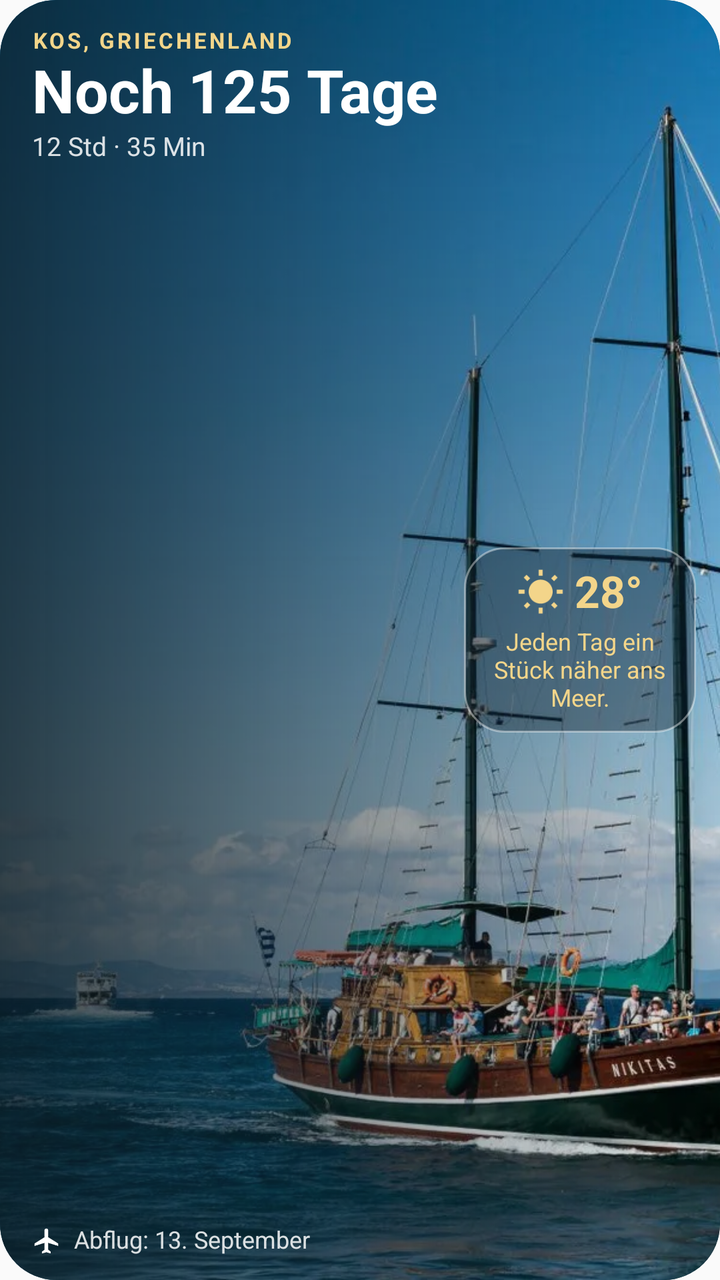
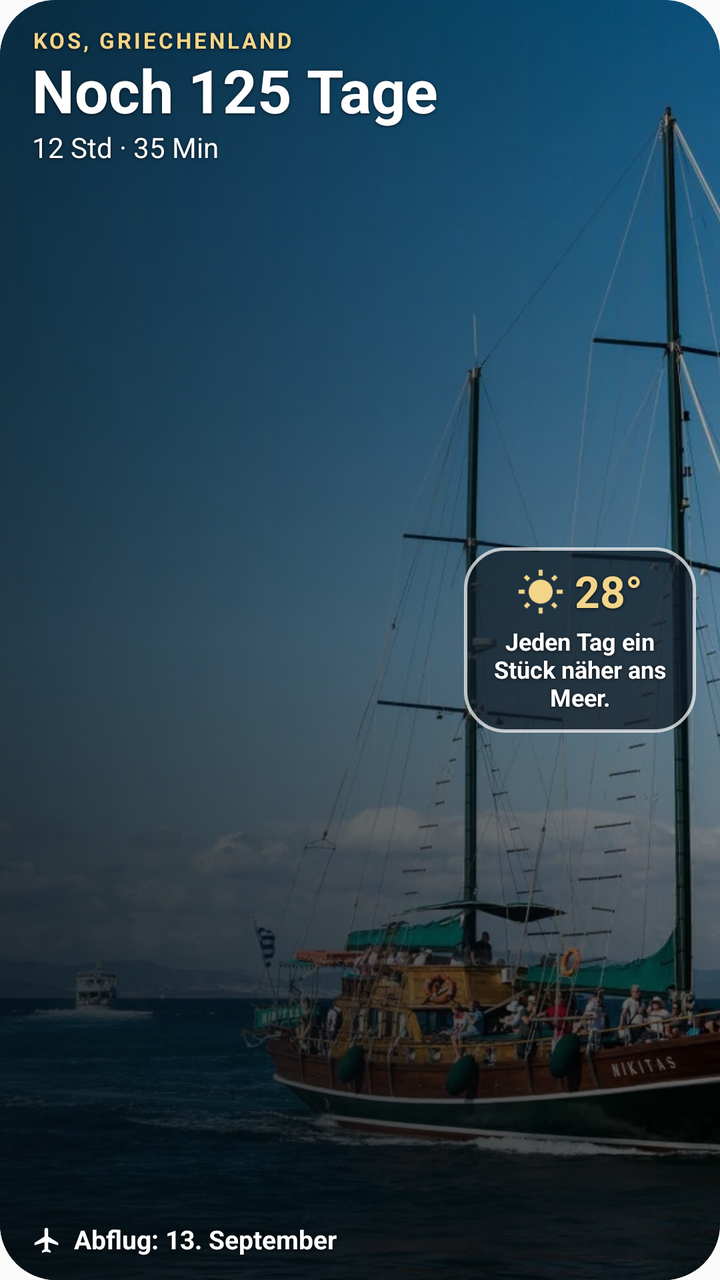

Compare the two renders of this Android layout. The source of the first and the diff that turns it into the second are given below.
<!-- AndroidManifest.xml: application theme Theme.KosWidget -->
<!-- res/layout/kos_widget_glass.xml -->
<?xml version="1.0" encoding="utf-8"?>
<FrameLayout xmlns:android="http://schemas.android.com/apk/res/android"
    android:id="@+id/widget_root"
    android:layout_width="match_parent"
    android:layout_height="match_parent"
    android:background="@drawable/widget_dark_background"
    android:clipToOutline="true">

    <ImageView
        android:id="@+id/widget_background_image"
        android:layout_width="match_parent"
        android:layout_height="match_parent"
        android:contentDescription="@string/widget_background_description"
        android:scaleType="centerCrop"
        android:src="@drawable/kos_rot_11" />

    <ImageView
        android:layout_width="match_parent"
        android:layout_height="match_parent"
        android:importantForAccessibility="no"
        android:scaleType="fitXY"
        android:src="@drawable/widget_side_scrim" />

    
    <LinearLayout
        android:id="@+id/widget_countdown_content"
        android:layout_width="match_parent"
        android:layout_height="match_parent"
        android:layout_marginRight="128dp"
        android:orientation="vertical"
        android:paddingLeft="16dp"
        android:paddingTop="14dp"
        android:paddingBottom="12dp">

        <TextView
            android:layout_width="wrap_content"
            android:layout_height="wrap_content"
            android:includeFontPadding="false"
            android:letterSpacing="0.12"
            android:maxLines="1"
            android:text="@string/widget_glass_place"
            android:textAllCaps="true"
            android:textColor="@color/widget_gold"
            android:textSize="11sp"
            android:textStyle="bold" />

        <TextView
            android:id="@+id/widget_days_headline"
            android:layout_width="match_parent"
            android:layout_height="wrap_content"
            android:layout_marginTop="2dp"
            android:autoSizeMaxTextSize="30sp"
            android:autoSizeMinTextSize="18sp"
            android:autoSizeStepGranularity="1sp"
            android:autoSizeTextType="uniform"
            android:includeFontPadding="false"
            android:maxLines="1"
            android:text="Noch 125 Tage"
            android:textColor="@color/widget_on_photo"
            android:textSize="30sp"
            android:textStyle="bold" />

        <TextView
            android:id="@+id/widget_hm_text"
            android:layout_width="wrap_content"
            android:layout_height="wrap_content"
            android:layout_marginTop="2dp"
            android:includeFontPadding="false"
            android:maxLines="1"
            android:text="12 Std · 35 Min"
            android:textColor="@color/widget_on_photo_soft"
            android:textSize="13sp" />

        <FrameLayout
            android:layout_width="match_parent"
            android:layout_height="0dp"
            android:layout_weight="1" />

        <LinearLayout
            android:layout_width="wrap_content"
            android:layout_height="wrap_content"
            android:gravity="center_vertical"
            android:orientation="horizontal">

            <ImageView
                android:layout_width="15dp"
                android:layout_height="15dp"
                android:layout_marginRight="6dp"
                android:importantForAccessibility="no"
                android:src="@drawable/ic_plane"
                android:tint="@color/widget_on_photo_soft" />

            <TextView
                android:id="@+id/widget_glass_departure"
                android:layout_width="wrap_content"
                android:layout_height="wrap_content"
                android:includeFontPadding="false"
                android:maxLines="1"
                android:text="Abflug: 13. September"
                android:textColor="@color/widget_on_photo_soft"
                android:textSize="12sp" />
        </LinearLayout>
    </LinearLayout>

    <LinearLayout
        android:id="@+id/widget_message_content"
        android:layout_width="match_parent"
        android:layout_height="match_parent"
        android:gravity="bottom"
        android:orientation="vertical"
        android:paddingLeft="16dp"
        android:paddingRight="16dp"
        android:paddingBottom="14dp"
        android:visibility="gone">

        <TextView
            android:id="@+id/widget_arrival_message"
            android:layout_width="match_parent"
            android:layout_height="wrap_content"
            android:autoSizeMaxTextSize="27sp"
            android:autoSizeMinTextSize="18sp"
            android:autoSizeStepGranularity="1sp"
            android:autoSizeTextType="uniform"
            android:includeFontPadding="false"
            android:maxLines="2"
            android:text="@string/widget_arrival_message"
            android:textColor="@color/widget_on_photo"
            android:textSize="27sp"
            android:textStyle="bold" />

        <TextView
            android:id="@+id/widget_vacation_subtitle"
            android:layout_width="match_parent"
            android:layout_height="wrap_content"
            android:layout_marginTop="4dp"
            android:includeFontPadding="false"
            android:maxLines="2"
            android:text="@string/widget_vacation_line2"
            android:textColor="@color/widget_on_photo_soft"
            android:textSize="15sp"
            android:visibility="gone" />
    </LinearLayout>

    
    <LinearLayout
        android:id="@+id/widget_weather_pill"
        android:layout_width="116dp"
        android:layout_height="wrap_content"
        android:layout_gravity="center_vertical|right"
        android:layout_marginRight="12dp"
        android:background="@drawable/widget_glass_panel"
        android:gravity="center_horizontal"
        android:orientation="vertical"
        android:paddingLeft="8dp"
        android:paddingTop="10dp"
        android:paddingRight="8dp"
        android:paddingBottom="10dp">

        <LinearLayout
            android:layout_width="wrap_content"
            android:layout_height="wrap_content"
            android:gravity="center_vertical"
            android:orientation="horizontal">

            <ImageView
                android:id="@+id/widget_weather_icon"
                android:layout_width="24dp"
                android:layout_height="24dp"
                android:layout_marginRight="5dp"
                android:contentDescription="@string/widget_weather_description"
                android:src="@drawable/ic_sun"
                android:tint="@color/widget_gold" />

            <TextView
                android:id="@+id/widget_weather_temp"
                android:layout_width="wrap_content"
                android:layout_height="wrap_content"
                android:includeFontPadding="false"
                android:text="@string/widget_weather_temp"
                android:textColor="@color/widget_gold"
                android:textSize="22sp"
                android:textStyle="bold" />
        </LinearLayout>

        <LinearLayout
            android:id="@+id/widget_phrase_container"
            android:layout_width="match_parent"
            android:layout_height="wrap_content"
            android:layout_marginTop="5dp"
            android:orientation="vertical">

            <TextView
                android:id="@+id/widget_phrase_value"
                android:layout_width="match_parent"
                android:layout_height="wrap_content"
                android:autoSizeMaxTextSize="12sp"
                android:autoSizeMinTextSize="9sp"
                android:autoSizeStepGranularity="1sp"
                android:autoSizeTextType="uniform"
                android:gravity="center_horizontal"
                android:includeFontPadding="false"
                android:maxLines="3"
                android:text="@string/widget_phrase"
                android:textColor="@color/widget_gold"
                android:textSize="12sp" />
        </LinearLayout>
    </LinearLayout>
</FrameLayout>
<!-- resources referenced by this layout -->
<resources>
  <color name="widget_gold">#FFF3D58A</color>
  <color name="widget_on_photo">#FFFFFFFF</color>
  <color name="widget_on_photo_soft">#D9FFFFFF</color>
  <!-- drawable ic_plane (drawable) -->
  <vector xmlns:android="http://schemas.android.com/apk/res/android"
      android:width="24dp"
      android:height="24dp"
      android:viewportWidth="24"
      android:viewportHeight="24">
      <path
          android:fillColor="#FFFFFFFF"
          android:pathData="M21,16v-2l-8,-5V3.5c0,-0.83 -0.67,-1.5 -1.5,-1.5S10,2.67 10,3.5V9l-8,5v2l8,-2.5V19l-2,1.5V22l3.5,-1 3.5,1v-1.5L13,19v-5.5l8,2.5z" />
  </vector>
  <!-- drawable ic_sun (drawable) -->
  <vector xmlns:android="http://schemas.android.com/apk/res/android"
      android:width="24dp"
      android:height="24dp"
      android:viewportWidth="24"
      android:viewportHeight="24">
      <path
          android:fillColor="#FFFFFFFF"
          android:pathData="M6.76,4.84l-1.8,-1.79 -1.41,1.41 1.79,1.79 1.42,-1.41zM4,10.5L1,10.5v2h3v-2zM13,0.55h-2L11,3.5h2L13,0.55zM20.45,4.46l-1.41,-1.41 -1.79,1.79 1.41,1.41 1.79,-1.79zM17.24,18.16l1.79,1.8 1.41,-1.41 -1.8,-1.79 -1.4,1.4zM20,10.5v2h3v-2h-3zM12,5.5c-3.31,0 -6,2.69 -6,6s2.69,6 6,6 6,-2.69 6,-6 -2.69,-6 -6,-6zM11,22.45h2L13,19.5h-2v2.95zM3.55,18.54l1.41,1.41 1.79,-1.8 -1.41,-1.41 -1.79,1.8z" />
  </vector>
  <!-- drawable kos_rot_11: webp bitmap (drawable-nodpi, 128890 bytes) -->
  <!-- drawable widget_dark_background (drawable) -->
  <?xml version="1.0" encoding="utf-8"?>
  <shape xmlns:android="http://schemas.android.com/apk/res/android">
      <solid android:color="#FF10202A" />
      <corners android:radius="28dp" />
  </shape>
  <!-- drawable widget_glass_panel (drawable) -->
  <?xml version="1.0" encoding="utf-8"?>
  <shape xmlns:android="http://schemas.android.com/apk/res/android">
      <solid android:color="#6610202C" />
      <corners android:radius="20dp" />
      <stroke android:width="1dp" android:color="#66FFFFFF" />
  </shape>
  <!-- drawable widget_side_scrim (drawable) -->
  <?xml version="1.0" encoding="utf-8"?>
  <shape xmlns:android="http://schemas.android.com/apk/res/android">
      <gradient
          android:angle="0"
          android:endColor="#10000000"
          android:startColor="#CC0A1A22" />
  </shape>
  <string name="widget_arrival_message">Es ist soweit!</string>
  <string name="widget_background_description">Kos-Bild</string>
  <string name="widget_glass_place">Kos, Griechenland</string>
  <string name="widget_phrase">Jeden Tag ein Stück näher ans Meer.</string>
  <string name="widget_vacation_line2">Genießt jeden Augenblick.</string>
  <string name="widget_weather_description">Wetter</string>
  <string name="widget_weather_temp">28°</string>
  <style name="Theme.KosWidget" parent="android:Theme.Material.Light.NoActionBar" />
</resources>

<!-- the commit's change to res/layout/kos_widget_glass.xml (unified diff, before → after) -->
@@ -19,7 +19,7 @@
         android:layout_height="match_parent"
         android:importantForAccessibility="no"
         android:scaleType="fitXY"
-        android:src="@drawable/widget_side_scrim" />
+        android:src="@drawable/widget_glass_scrim" />
 
     
     <LinearLayout
@@ -35,6 +35,9 @@
         <TextView
             android:layout_width="wrap_content"
             android:layout_height="wrap_content"
+            android:shadowColor="#B3000000"
+            android:shadowRadius="4"
+            android:shadowDy="1"
             android:includeFontPadding="false"
             android:letterSpacing="0.12"
             android:maxLines="1"
@@ -53,6 +56,9 @@
             android:autoSizeMinTextSize="18sp"
             android:autoSizeStepGranularity="1sp"
             android:autoSizeTextType="uniform"
+            android:shadowColor="#B3000000"
+            android:shadowRadius="4"
+            android:shadowDy="1"
             android:includeFontPadding="false"
             android:maxLines="1"
             android:text="Noch 125 Tage"
@@ -65,11 +71,14 @@
             android:layout_width="wrap_content"
             android:layout_height="wrap_content"
             android:layout_marginTop="2dp"
+            android:shadowColor="#B3000000"
+            android:shadowRadius="4"
+            android:shadowDy="1"
             android:includeFontPadding="false"
             android:maxLines="1"
             android:text="12 Std · 35 Min"
-            android:textColor="@color/widget_on_photo_soft"
-            android:textSize="13sp" />
+            android:textColor="@color/widget_on_photo"
+            android:textSize="14sp" />
 
         <FrameLayout
             android:layout_width="match_parent"
@@ -94,11 +103,15 @@
                 android:id="@+id/widget_glass_departure"
                 android:layout_width="wrap_content"
                 android:layout_height="wrap_content"
-                android:includeFontPadding="false"
+                android:shadowColor="#B3000000"
+            android:shadowRadius="4"
+            android:shadowDy="1"
+            android:includeFontPadding="false"
                 android:maxLines="1"
                 android:text="Abflug: 13. September"
-                android:textColor="@color/widget_on_photo_soft"
-                android:textSize="12sp" />
+                android:textColor="@color/widget_on_photo"
+                android:textSize="13sp"
+                android:textStyle="bold" />
         </LinearLayout>
     </LinearLayout>
 
@@ -121,6 +134,9 @@
             android:autoSizeMinTextSize="18sp"
             android:autoSizeStepGranularity="1sp"
             android:autoSizeTextType="uniform"
+            android:shadowColor="#B3000000"
+            android:shadowRadius="4"
+            android:shadowDy="1"
             android:includeFontPadding="false"
             android:maxLines="2"
             android:text="@string/widget_arrival_message"
@@ -133,6 +149,9 @@
             android:layout_width="match_parent"
             android:layout_height="wrap_content"
             android:layout_marginTop="4dp"
+            android:shadowColor="#B3000000"
+            android:shadowRadius="4"
+            android:shadowDy="1"
             android:includeFontPadding="false"
             android:maxLines="2"
             android:text="@string/widget_vacation_line2"
@@ -175,7 +194,10 @@
                 android:id="@+id/widget_weather_temp"
                 android:layout_width="wrap_content"
                 android:layout_height="wrap_content"
-                android:includeFontPadding="false"
+                android:shadowColor="#B3000000"
+            android:shadowRadius="4"
+            android:shadowDy="1"
+            android:includeFontPadding="false"
                 android:text="@string/widget_weather_temp"
                 android:textColor="@color/widget_gold"
                 android:textSize="22sp"
@@ -198,11 +220,15 @@
                 android:autoSizeStepGranularity="1sp"
                 android:autoSizeTextType="uniform"
                 android:gravity="center_horizontal"
-                android:includeFontPadding="false"
+                android:shadowColor="#B3000000"
+            android:shadowRadius="4"
+            android:shadowDy="1"
+            android:includeFontPadding="false"
                 android:maxLines="3"
                 android:text="@string/widget_phrase"
-                android:textColor="@color/widget_gold"
-                android:textSize="12sp" />
+                android:textColor="@color/widget_on_photo"
+                android:textSize="12sp"
+                android:textStyle="bold" />
         </LinearLayout>
     </LinearLayout>
 </FrameLayout>
<!-- resource entries referenced after the edit -->
@@ -33,18 +33,37 @@
   <!-- drawable widget_glass_panel (drawable) -->
   <?xml version="1.0" encoding="utf-8"?>
   <shape xmlns:android="http://schemas.android.com/apk/res/android">
-      <solid android:color="#6610202C" />
+      <solid android:color="#B3101C26" />
       <corners android:radius="20dp" />
-      <stroke android:width="1dp" android:color="#66FFFFFF" />
+      <stroke android:width="1.5dp" android:color="#B3FFFFFF" />
   </shape>
-  <!-- drawable widget_side_scrim (drawable) -->
+  <!-- drawable widget_glass_scrim (drawable) -->
   <?xml version="1.0" encoding="utf-8"?>
-  <shape xmlns:android="http://schemas.android.com/apk/res/android">
-      <gradient
-          android:angle="0"
-          android:endColor="#10000000"
-          android:startColor="#CC0A1A22" />
-  </shape>
+  <layer-list xmlns:android="http://schemas.android.com/apk/res/android">
+      <item>
+          <shape>
+              <solid android:color="#40000000" />
+          </shape>
+      </item>
+      <item>
+          <shape>
+              <gradient
+                  android:angle="0"
+                  android:endColor="#1A000000"
+                  android:startColor="#B3081822" />
+          </shape>
+      </item>
+      <item>
+          <shape>
+              <gradient
+                  android:angle="270"
+                  android:centerColor="#00000000"
+                  android:centerY="0.5"
+                  android:endColor="#99000000"
+                  android:startColor="#00000000" />
+          </shape>
+      </item>
+  </layer-list>
   <string name="widget_arrival_message">Es ist soweit!</string>
   <string name="widget_background_description">Kos-Bild</string>
   <string name="widget_glass_place">Kos, Griechenland</string>
